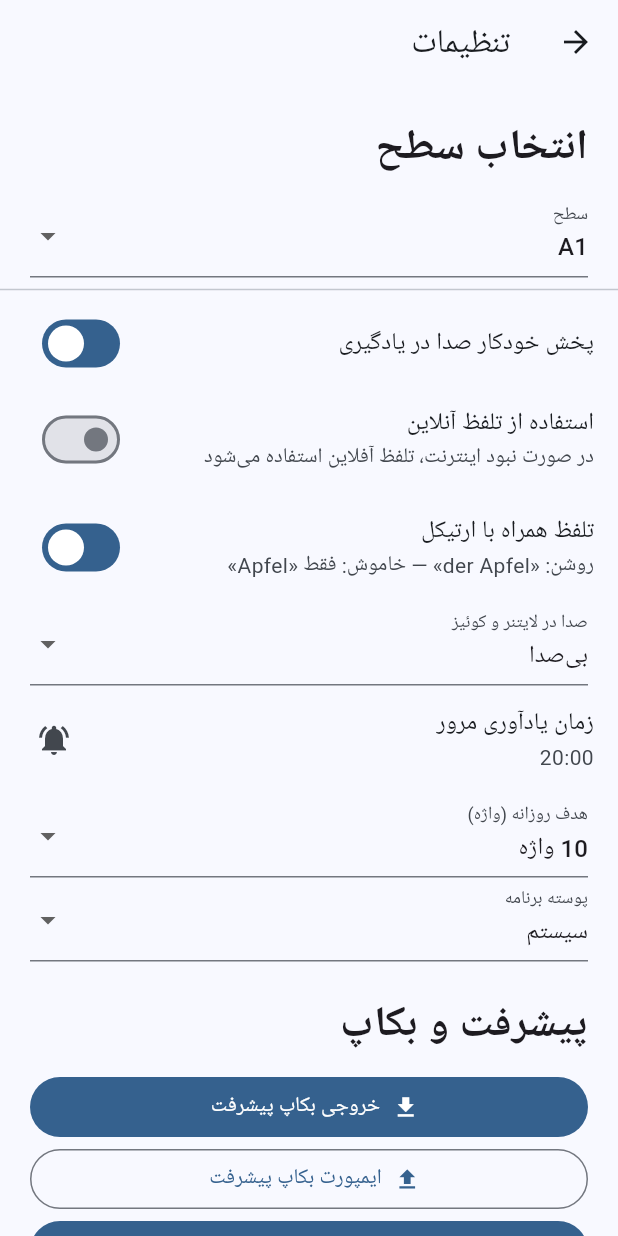
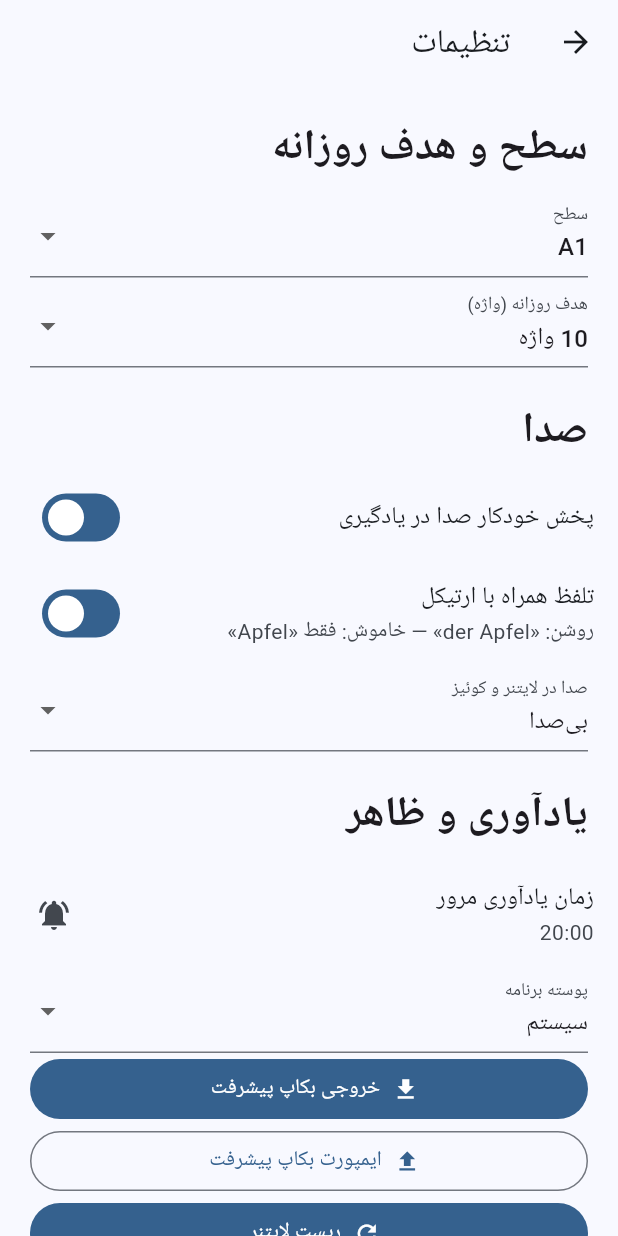
Before and after one commit to MG-530/WortSchatz, a Flutter app: the SettingsPage screen opened directly, on a phone screen of 412 x 824 dp. Run offline on Flutter 3.47's test engine with Material 3 defaults, Android fonts, the phone set to English and light mode, and no system bars; our stand-ins replace file_picker, flutter_local_notifications, flutter_timezone, flutter_tts, google_fonts, shared_preferences and 3 more; missing offline and left inert: home_widget, workmanager; accounts and stored records are empty; Roboto replaces fonts that are missing (Vazirmatn).

Commit message:
feat(settings): drop online TTS, regroup settings

```diff
--- a/lib/screens/review_session.dart
+++ b/lib/screens/review_session.dart
@@ -54,7 +54,6 @@ class _ReviewSessionState extends State<ReviewSession> {
 
   /// Leitner audio mode (0 = silent, 1 = front + back, 2 = back only).
   int _audioMode = 0;
-  bool _onlineAudio = false;
 
   @override
   void initState() {
@@ -75,7 +74,6 @@ class _ReviewSessionState extends State<ReviewSession> {
 
   Future<void> _loadAudio() async {
     _audioMode = await AppSettings.leitnerAudio;
-    _onlineAudio = await AppSettings.onlineAudio;
     if (_audioMode == 1 && mounted && widget.words.isNotEmpty) {
       _playFront();
     }
@@ -84,13 +82,13 @@ class _ReviewSessionState extends State<ReviewSession> {
   void _playFront() {
     if (widget.words.isEmpty) return;
     // Bare word only: a spoken article would leak the gender hint.
-    playWord(widget.words[i], online: _onlineAudio, withArticle: false);
+    playWord(widget.words[i], withArticle: false);
   }
 
   void _playBack() {
     if (widget.words.isEmpty) return;
     // Full form; the article follows the articleTts setting.
-    playWord(widget.words[i], online: _onlineAudio);
+    playWord(widget.words[i]);
   }
 
   Future<void> _toggleStar() async {
--- a/lib/screens/settings_page.dart
+++ b/lib/screens/settings_page.dart
@@ -17,7 +17,7 @@ class SettingsPage extends StatefulWidget {
 }
 
 class _SettingsState extends State<SettingsPage> {
-  bool auto = true, online = false, articleTts = true;
+  bool auto = true, articleTts = true;
   int goal = 10, leitnerAudio = 0;
   String themeMode = 'system';
   String time = '20:00', level = 'A1', message = '';
@@ -33,7 +33,6 @@ class _SettingsState extends State<SettingsPage> {
     if (!mounted) return;
     setState(() {
       auto = p.getBool('autoPlay') ?? true;
-      online = p.getBool('onlineAudio') ?? false;
       articleTts = p.getBool('articleTts') ?? true;
       goal = p.getInt('dailyGoal') ?? 10;
       leitnerAudio = p.getInt('leitnerAudio') ?? 0;
@@ -48,7 +47,6 @@ class _SettingsState extends State<SettingsPage> {
     if (mounted) {
       setState(() {
         if (k == 'autoPlay') auto = v;
-        if (k == 'onlineAudio') online = v;
         if (k == 'articleTts') articleTts = v;
         message = 'ذخیره شد';
       });
@@ -161,7 +159,7 @@ class _SettingsState extends State<SettingsPage> {
   Widget build(BuildContext c) => Scaffold(
         appBar: AppBar(title: const Text('تنظیمات')),
         body: ListView(children: [
-          const Header('انتخاب سطح'),
+          const Header('سطح و هدف روزانه'),
           Padding(
               padding: const EdgeInsets.symmetric(horizontal: 20),
               child: DropdownButtonFormField<String>(
@@ -178,17 +176,38 @@ class _SettingsState extends State<SettingsPage> {
                       textSet('level', v);
                     }
                   })),
-          const Divider(),
+          const SizedBox(height: 4),
+          Padding(
+              padding: const EdgeInsets.symmetric(horizontal: 20),
+              child: DropdownButtonFormField<int>(
+                  key: ValueKey('goal-$goal'),
+                  initialValue: goal,
+                  decoration:
+                      const InputDecoration(labelText: 'هدف روزانه (واژه)'),
+                  items: const [
+                    DropdownMenuItem(value: 5, child: Text('5 واژه')),
+                    DropdownMenuItem(value: 10, child: Text('10 واژه')),
+                    DropdownMenuItem(value: 15, child: Text('15 واژه')),
+                    DropdownMenuItem(value: 20, child: Text('20 واژه')),
+                    DropdownMenuItem(value: 30, child: Text('30 واژه')),
+                    DropdownMenuItem(value: 50, child: Text('50 واژه')),
+                  ],
+                  onChanged: (v) async {
+                    if (v != null) {
+                      await AppSettings.setInt('dailyGoal', v);
+                      if (mounted) {
+                        setState(() {
+                          goal = v;
+                          message = 'ذخیره شد';
+                        });
+                      }
+                    }
+                  })),
+          const Header('صدا'),
           SwitchListTile(
               title: const Text('پخش خودکار صدا در یادگیری'),
               value: auto,
               onChanged: (v) => boolSet('autoPlay', v)),
-          SwitchListTile(
-              title: const Text('استفاده از تلفظ آنلاین'),
-              subtitle: const Text(
-                  'در صورت نبود اینترنت، تلفظ آفلاین استفاده می‌شود'),
-              value: online,
-              onChanged: (v) => boolSet('onlineAudio', v)),
           SwitchListTile(
               title: const Text('تلفظ همراه با ارتیکل'),
               subtitle: const Text('روشن: «der Apfel» — خاموش: فقط «Apfel»'),
@@ -218,6 +237,7 @@ class _SettingsState extends State<SettingsPage> {
                       }
                     }
                   })),
+          const Header('یادآوری و ظاهر'),
           ListTile(
               title: const Text('زمان یادآوری مرور'),
               subtitle: Text(time),
@@ -225,40 +245,18 @@ class _SettingsState extends State<SettingsPage> {
               onTap: pick),
           Padding(
               padding: const EdgeInsets.symmetric(horizontal: 20),
-              child: DropdownButtonFormField<int>(
-                  key: ValueKey('goal-$goal'),
-                  initialValue: goal,
-                  decoration:
-                      const InputDecoration(labelText: 'هدف روزانه (واژه)'),
-                  items: const [
-                    DropdownMenuItem(value: 5, child: Text('5 واژه')),
-                    DropdownMenuItem(value: 10, child: Text('10 واژه')),
-                    DropdownMenuItem(value: 15, child: Text('15 واژه')),
-                    DropdownMenuItem(value: 20, child: Text('20 واژه')),
-                    DropdownMenuItem(value: 30, child: Text('30 واژه')),
-                    DropdownMenuItem(value: 50, child: Text('50 واژه')),
-                  ],
-                  onChanged: (v) async {
-                    if (v != null) {
-                      await AppSettings.setInt('dailyGoal', v);
-                      if (mounted) {
-                        setState(() {
-                          goal = v;
-                          message = 'ذخیره شد';
-                        });
-                      }
-                    }
-                  })),
-          Padding(
-              padding: const EdgeInsets.symmetric(horizontal: 20),
               child: DropdownButtonFormField<String>(
                   key: ValueKey('theme-$themeMode'),
                   initialValue: themeMode,
-                  decoration: const InputDecoration(labelText: 'پوسته برنامه'),
+                  decoration:
+                      const InputDecoration(labelText: 'پوسته برنامه'),
                   items: const [
-                    DropdownMenuItem(value: 'system', child: Text('سیستم')),
-                    DropdownMenuItem(value: 'light', child: Text('روشن')),
-                    DropdownMenuItem(value: 'dark', child: Text('تیره')),
+                    DropdownMenuItem(
+                        value: 'system', child: Text('سیستم')),
+                    DropdownMenuItem(
+                        value: 'light', child: Text('روشن')),
+                    DropdownMenuItem(
+                        value: 'dark', child: Text('تیره')),
                   ],
                   onChanged: (v) async {
                     if (v != null) {
@@ -271,7 +269,6 @@ class _SettingsState extends State<SettingsPage> {
                       }
                     }
                   })),
-          const Header('پیشرفت و بکاپ'),
           Padding(
               padding: const EdgeInsets.symmetric(horizontal: 20),
               child: FilledButton.icon(
--- a/lib/services/settings_service.dart
+++ b/lib/services/settings_service.dart
@@ -30,8 +30,6 @@ class AppSettings {
 
   static Future<bool> get autoPlay async =>
       (await SharedPreferences.getInstance()).getBool('autoPlay') ?? true;
-  static Future<bool> get onlineAudio async =>
-      (await SharedPreferences.getInstance()).getBool('onlineAudio') ?? false;
   static Future<bool> get articleTts async =>
       (await SharedPreferences.getInstance()).getBool('articleTts') ?? true;
   static Future<int> get dailyGoal async =>
--- a/pubspec.yaml
+++ b/pubspec.yaml
@@ -17,7 +17,6 @@ dependencies:
   sqflite_common_ffi: ^2.4.0
   path: ^1.9.0
   flutter_tts: ^4.0.2
-  audioplayers: ^6.1.0
   file_picker: ^13.1.0
   intl: ^0.20.3
   google_fonts: ^6.2.1
```
Also changed, not shown: lib/screens/learn_session.dart (+4 -5 lines), lib/services/audio_service.dart (+1 -10 lines), pubspec.lock, 5 other files.
